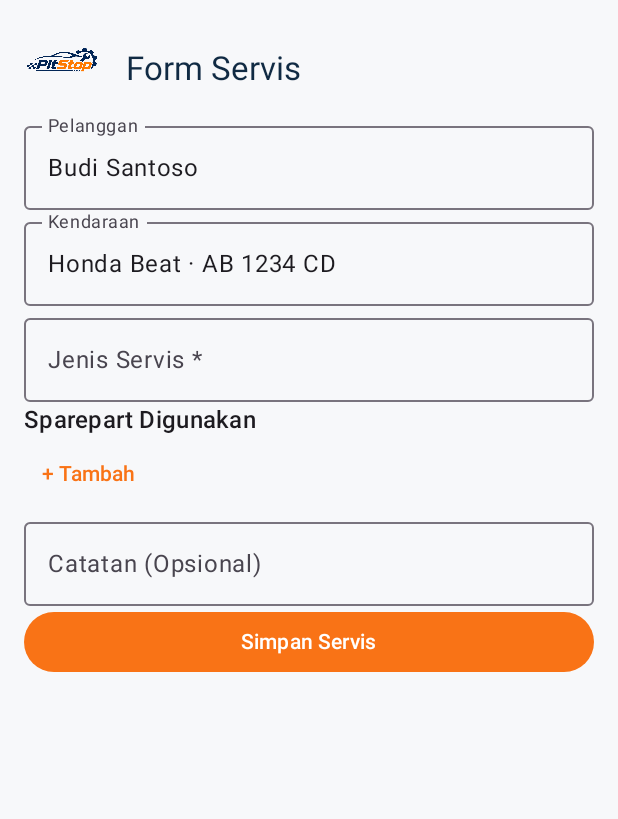
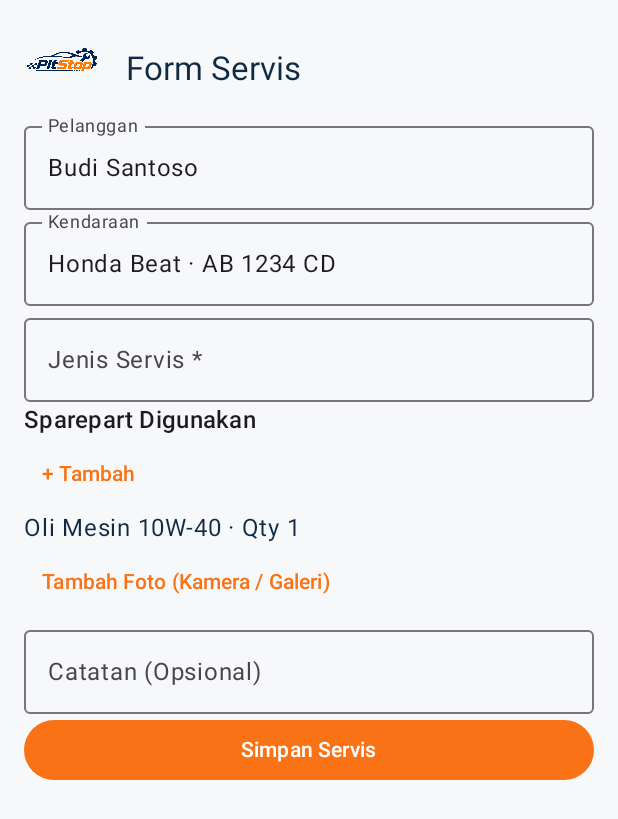
Before and after one commit to rizkizulfauzi/0039_PitStop, an Android app built with Jetpack Compose: the composable ServiceForm shown on its own in the app's theme, on a phone screen of 412 x 824 dp. Shown: the top 819 px of the screen. Run offline under Robolectric (Android 15) with nearby library versions, the phone set to English and light mode, and no system bars.

Commit message:
feat: complete service form sparepart and photo controls

```diff
--- a/app/src/main/java/com/example/pitstop/features/service/ServiceScreen.kt
+++ b/app/src/main/java/com/example/pitstop/features/service/ServiceScreen.kt
@@ -9,4 +9,4 @@ import com.example.pitstop.ui.components.*
 import com.example.pitstop.ui.theme.*
 import androidx.compose.ui.graphics.Color
 @Composable fun ServiceScreen(){Scaffold(bottomBar={PitStopBottomBar("Servis"){}},floatingActionButton={FloatingActionButton({},containerColor=PitStopOrange){Text("+")}}){p->Column(Modifier.padding(p).padding(16.dp)){PitStopTopBar("Riwayat Servis");Row(Modifier.fillMaxWidth(),horizontalArrangement=Arrangement.SpaceBetween){FilterChip(selected=true,onClick={},label={Text("Semua")});TextButton({}){Text("📅 Kalender")}};LazyColumn{items(listOf("Ganti Oli · Honda Beat" to "Selesai","Servis Rem · Yamaha NMAX" to "Proses","Tune Up · Suzuki Satria" to "Selesai")){(title,status)->Card(Modifier.fillMaxWidth().padding(vertical=5.dp)){Row(Modifier.padding(16.dp).fillMaxWidth(),horizontalArrangement=Arrangement.SpaceBetween){Column{Text(title,color=PitStopNavy);Text("24 Nov 2026 · Rp 150.000",color=PitStopMuted)};AssistChip({},label={Text(status)},colors=AssistChipDefaults.assistChipColors(containerColor=if(status=="Proses")PitStopOrange.copy(alpha=.2f) else Color(0xFFE5F3E9)))}}}}}}}
-@Composable fun ServiceForm(){Column(Modifier.padding(16.dp)){PitStopTopBar("Form Servis");OutlinedTextField("Budi Santoso",{},Modifier.fillMaxWidth(),label={Text("Pelanggan")});OutlinedTextField("Honda Beat · AB 1234 CD",{},Modifier.fillMaxWidth(),label={Text("Kendaraan")});OutlinedTextField("",{},Modifier.fillMaxWidth(),label={Text("Jenis Servis *")});Text("Sparepart Digunakan",style=MaterialTheme.typography.titleMedium);TextButton({}){Text("+ Tambah")};OutlinedTextField("",{},Modifier.fillMaxWidth(),label={Text("Catatan (Opsional)")});Button({},Modifier.fillMaxWidth()){Text("Simpan Servis")}}}
+@Composable fun ServiceForm(){Column(Modifier.padding(16.dp)){PitStopTopBar("Form Servis");OutlinedTextField("Budi Santoso",{},Modifier.fillMaxWidth(),label={Text("Pelanggan")});OutlinedTextField("Honda Beat · AB 1234 CD",{},Modifier.fillMaxWidth(),label={Text("Kendaraan")});OutlinedTextField("",{},Modifier.fillMaxWidth(),label={Text("Jenis Servis *")});Text("Sparepart Digunakan",style=MaterialTheme.typography.titleMedium);TextButton({}){Text("+ Tambah")};Text("Oli Mesin 10W-40 · Qty 1",color=PitStopNavy);TextButton({}){Text("Tambah Foto (Kamera / Galeri)")};OutlinedTextField("",{},Modifier.fillMaxWidth(),label={Text("Catatan (Opsional)")});Button({},Modifier.fillMaxWidth()){Text("Simpan Servis")}}}
```
